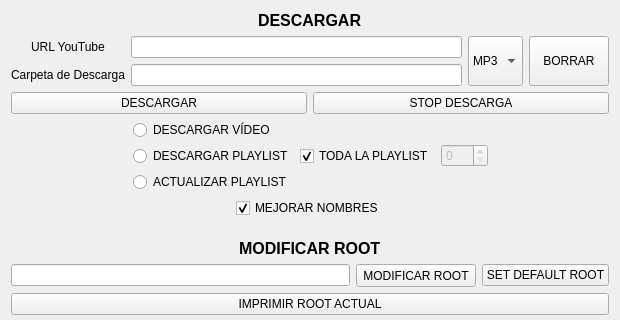
Qt form interface.ui (Bejmo/yt_downloader) before a commit; both pictures show x 0 to 620 and y 0 to 320 of the 620 by 615 pixel window.
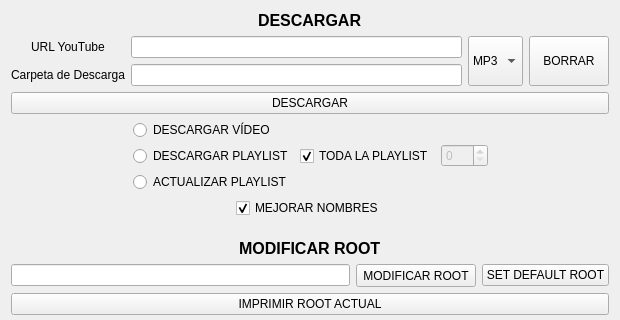
The same form after that commit.

```diff
--- a/interface.ui
+++ b/interface.ui
@@ -103,13 +103,6 @@
        </property>
       </widget>
      </item>
-     <item>
-      <widget class="QPushButton" name="stop_descarga_button">
-       <property name="text">
-        <string>STOP DESCARGA</string>
-       </property>
-      </widget>
-     </item>
     </layout>
    </item>
    <item>
```
Left out of the diff: 4 changed lines with no effect on the pictures.
